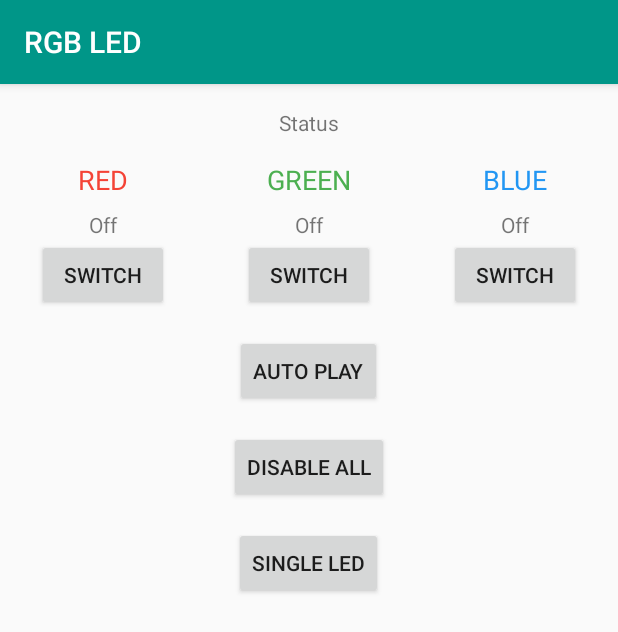
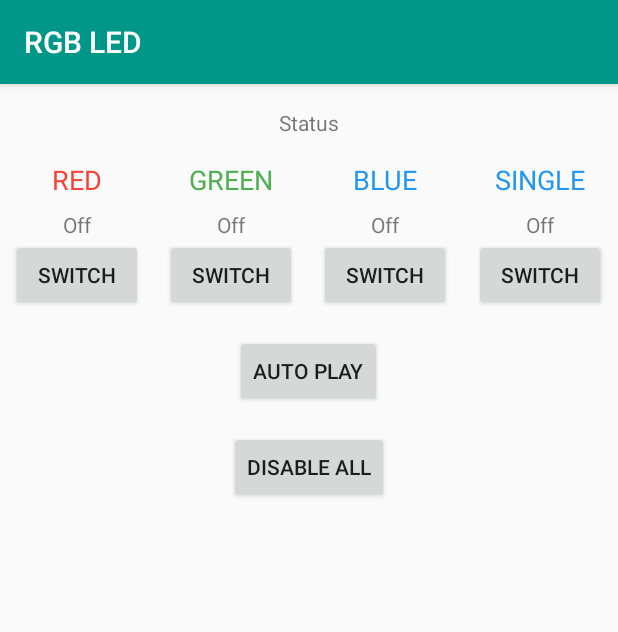
Before and after one commit to naz013/bt_control, an Android app: the LedActivity screen opened directly, with no data from a screen before it, on a phone screen of 412 x 824 dp. Shown: the top 632 px of the screen. Run offline under Robolectric (Android 15) with nearby library versions, the light colour scheme and no system bars; our stand-ins replace EventBus, data binding.

Commit message:
Update led screen.

```diff
--- a/app/src/main/java/com/example/helio/arduino/LedActivity.java
+++ b/app/src/main/java/com/example/helio/arduino/LedActivity.java
@@ -50,7 +50,7 @@ public class LedActivity extends AppCompatActivity {
         @Override
         public void onAnswerReady(String value) {
             Log.d(TAG, "onAnswerReady: " + value);
-            binding.greenStatusView.setText(getHumanReadableText(value));
+            binding.singleStatusView.setText(getHumanReadableText(value));
         }
     };
 
@@ -64,11 +64,19 @@ public class LedActivity extends AppCompatActivity {
 
     private boolean isAutoRunning;
     private Handler mAutoHandler = new Handler();
+    private Handler mAutoSingleHandler = new Handler();
     private Runnable mAutoRunnable = new Runnable() {
         @Override
         public void run() {
             sendCommand();
             mAutoHandler.postDelayed(mAutoRunnable, TIME);
+        }
+    };
+    private Runnable mAutoSingleRunnable = new Runnable() {
+        @Override
+        public void run() {
+            sendCommand("t", singleLedAction);
+            mAutoSingleHandler.postDelayed(mAutoSingleRunnable, 500);
         }
     };
 
@@ -130,7 +138,6 @@ public class LedActivity extends AppCompatActivity {
     protected void onResume() {
         super.onResume();
         EventBus.getDefault().post(new StatusRequest());
-        checkStatus();
     }
 
     private void checkStatus() {
@@ -144,6 +151,7 @@ public class LedActivity extends AppCompatActivity {
     protected void onDestroy() {
         super.onDestroy();
         mAutoHandler.removeCallbacks(mAutoRunnable);
+        mAutoSingleHandler.removeCallbacks(mAutoSingleRunnable);
         EventBus.getDefault().unregister(this);
     }
 
@@ -151,6 +159,8 @@ public class LedActivity extends AppCompatActivity {
     public void onEvent(ConnectionStatus event) {
         if (event.isConnected()) {
             binding.statusView.setText("Connected");
+            checkStatus();
+            mAutoSingleHandler.postDelayed(mAutoSingleRunnable, 500);
         } else {
             binding.statusView.setText("Connecting...");
         }
--- a/app/src/main/res/layout/activity_led.xml
+++ b/app/src/main/res/layout/activity_led.xml
@@ -112,30 +112,53 @@
                     android:text="Switch" />
 
             </LinearLayout>
+
+            <LinearLayout
+                android:layout_width="0dp"
+                android:layout_height="wrap_content"
+                android:layout_weight="1"
+                android:orientation="vertical">
+
+                <TextView
+                    android:layout_width="match_parent"
+                    android:layout_height="wrap_content"
+                    android:gravity="center"
+                    android:text="SINGLE"
+                    android:textColor="@color/colorBlue"
+                    android:textSize="18sp" />
+
+                <TextView
+                    android:id="@+id/single_status_view"
+                    android:layout_width="match_parent"
+                    android:layout_height="wrap_content"
+                    android:layout_marginTop="8dp"
+                    android:gravity="center"
+                    android:text="Off" />
+
+                <Button
+                    android:id="@+id/single_button"
+                    android:layout_width="wrap_content"
+                    android:layout_height="wrap_content"
+                    android:layout_gravity="center"
+                    android:text="Switch" />
+
+            </LinearLayout>
         </LinearLayout>
 
         <Button
             android:id="@+id/auto_button"
             android:layout_width="wrap_content"
             android:layout_height="wrap_content"
+            android:layout_gravity="center"
             android:layout_marginTop="16dp"
-            android:layout_gravity="center"
             android:text="Auto play" />
 
         <Button
             android:id="@+id/disable_button"
             android:layout_width="wrap_content"
             android:layout_height="wrap_content"
+            android:layout_gravity="center"
             android:layout_marginTop="16dp"
-            android:layout_gravity="center"
             android:text="Disable all" />
-
-        <Button
-            android:id="@+id/single_button"
-            android:layout_width="wrap_content"
-            android:layout_height="wrap_content"
-            android:layout_marginTop="16dp"
-            android:layout_gravity="center"
-            android:text="Single LED" />
     </LinearLayout>
 </layout>
```
